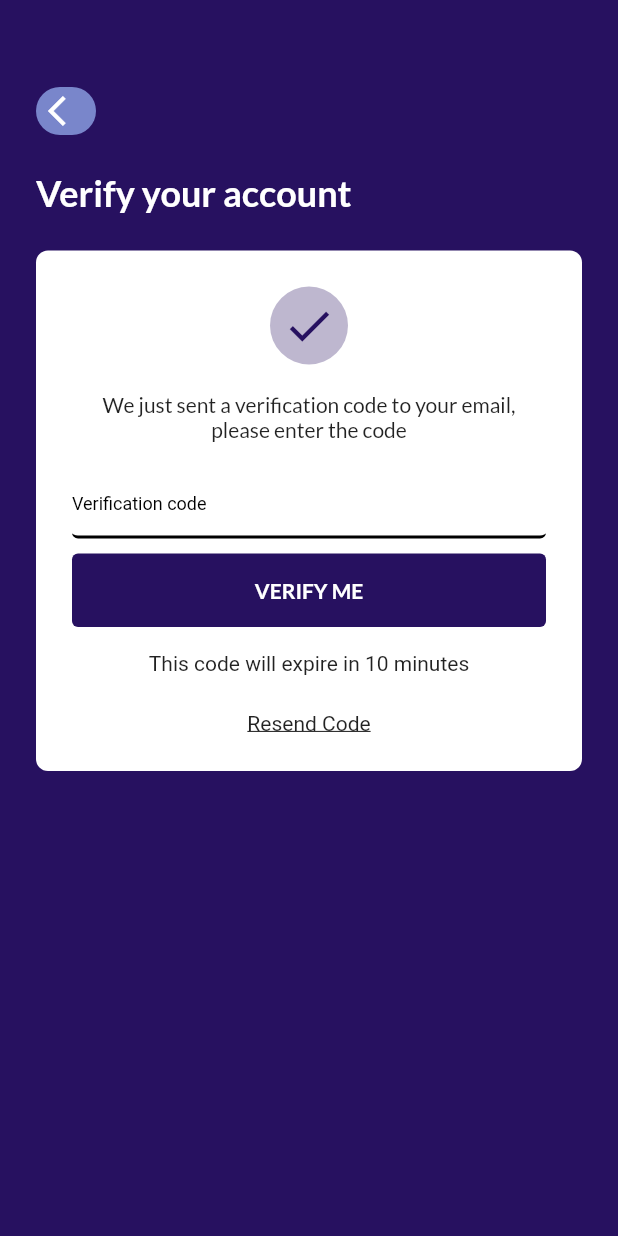
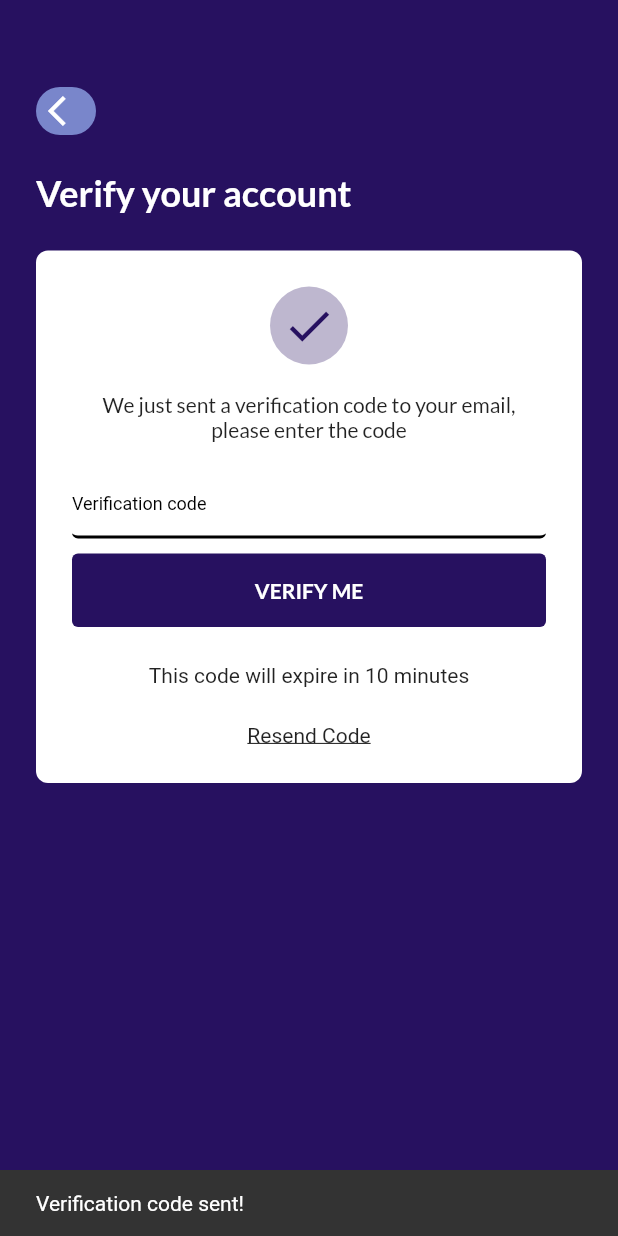
Before and after one commit to iykeprince/hagglex, a Flutter app: the Verify screen opened by its route, on a phone screen of 412 x 824 dp. Run offline on Flutter 3.47's test engine with Material 2 defaults, Android fonts, the phone set to English and light mode, and no system bars; our stand-ins replace google_fonts, graphql_flutter; network calls fail.

Commit message:
Authorization for verifying user fixed

```diff
--- a/lib/gql_operations.dart
+++ b/lib/gql_operations.dart
@@ -23,4 +23,23 @@ class GqlOperation {
         }
       }
   ''';
+
+  static final String SEND_VERIFICATION_CODE = '''
+    query sendCode(\$data: EmailInput) {
+      resendVerificationCode(data: \$data)
+
+    }
+  ''';
+
+  static final String VERIFY_CODE = '''
+    mutation verifyCode(\$data:VerifyUserInput) {
+      verifyUser(data:\$data){
+        token
+        user{
+          username
+          email
+        }
+      }
+    }
+  ''';
 }
--- a/lib/pages/signup.screen.dart
+++ b/lib/pages/signup.screen.dart
@@ -79,6 +79,11 @@ class _SignUpState extends State<SignUp> {
                         print('Completed! Account registration called');
                         print(data);
                         if (data != null) {
+                          String token = data['login']['token'];
+
+                          //save the token to the provider
+                          context.read<AppData>().setToken(token);
+
                           ScaffoldMessenger.of(context).showSnackBar(SnackBar(
                               content: Text(
                                   'Account registration was successful!')));
@@ -223,6 +228,7 @@ class _SignUpState extends State<SignUp> {
                                   ),
                                 );
                               else {
+                                context.read<AppData>().setEmail(email);
                                 setState(() {
                                   _loading = true;
                                 });
--- a/lib/pages/verify.screen.dart
+++ b/lib/pages/verify.screen.dart
@@ -1,8 +1,13 @@
 import 'package:flutter/material.dart';
 import 'package:google_fonts/google_fonts.dart';
+import 'package:graphql_flutter/graphql_flutter.dart';
 import 'package:hagglex/config.dart';
+import 'package:hagglex/gql_operations.dart';
+import 'package:hagglex/main.dart';
+import 'package:hagglex/view_models/app_data.model.dart';
 import 'package:hagglex/widgets/custom_button.dart';
 import 'package:hagglex/widgets/custom_textfield.dart';
+import 'package:provider/provider.dart';
 
 class Verify extends StatefulWidget {
   @override
@@ -11,16 +16,60 @@ class Verify extends StatefulWidget {
 
 class _VerifyState extends State<Verify> {
   TextEditingController _codeController = TextEditingController();
-  int code = 1999;
   bool _loading = false;
 
   @override
+  void initState() {
+    super.initState();
+    AppData appData = Provider.of<AppData>(context, listen: false);
+
+    client.value.query(QueryOptions(
+      document: gql(GqlOperation.SEND_VERIFICATION_CODE),
+      variables: {
+        "data": {"email": appData.email}
+      },
+    ));
+    print('hopefully it ran');
+
+    ScaffoldMessenger.of(context).showSnackBar(
+      SnackBar(
+        content: Text('Verification code sent!'),
+      ),
+    );
+  }
+
+  @override
   Widget build(BuildContext context) {
+    AppData appData = Provider.of<AppData>(context);
     return Scaffold(
       backgroundColor: Color(0xFF271160),
       body: SafeArea(
         child: SingleChildScrollView(
-          child: Padding(
+          child: GraphQLConsumer(
+            builder: (GraphQLClient client) {
+              client.link
+                  .concat(AuthLink(getToken: () => 'Bearer ${appData.token}'));
+              return Mutation(
+                options: MutationOptions(
+                  document: gql(GqlOperation.VERIFY_CODE),
+                  onCompleted: (data) {
+                    if (data != null) {
+                      ScaffoldMessenger.of(context)
+                          .showSnackBar(SnackBar(content: Text('Veified')));
+                      Navigator.pushNamed(context, '/dashboard');
+                      // } else {
+                      //   ScaffoldMessenger.of(context).showSnackBar(
+                      //       SnackBar(content: Text('INvalid CODE')));
+                      // }
+                    }
+                  },
+                  onError: (error) {
+                    var errorMessage = error?.graphqlErrors[0].message;
+                    ScaffoldMessenger.of(context)
+                        .showSnackBar(SnackBar(content: Text('$errorMessage')));
+                  },
+                ),
+                builder: (runMutation, result) => Padding(
                   padding: const EdgeInsets.all(24.0),
                   child: Column(
                     crossAxisAlignment: CrossAxisAlignment.start,
@@ -100,25 +149,30 @@ class _VerifyState extends State<Verify> {
                                 title: 'VERIFY ME',
                                 color: CustomColor.kPrimaryColor,
                                 textColor: Colors.white,
-                          onPressed: () {
+                                onPressed: _loading
+                                    ? null
+                                    : () {
                                         setState(() {
                                           _loading = true;
                                         });
-                            int codeText = int.parse(_codeController.text);
-                            Future.delayed(Duration(seconds: 5000), () {
+                                        int codeText =
+                                            int.parse(_codeController.text);
+
+                                        runMutation({
+                                          "data": {
+                                            "code": codeText,
+                                          }
+                                        });
                                         setState(() {
                                           _loading = false;
                                         });
-                              if (codeText == code) {
-                                ScaffoldMessenger.of(context).showSnackBar(
-                                    SnackBar(content: Text('Veified')));
-                                Navigator.pushNamed(context, '/dashboard');
-                              } else {
-                                ScaffoldMessenger.of(context).showSnackBar(
-                                    SnackBar(content: Text('INvalid CODE')));
-                              }
-                            });
                                       },
+                              ),
+                              SizedBox(height: 8),
+                              Center(
+                                child: _loading
+                                    ? CircularProgressIndicator()
+                                    : Container(),
                               ),
                               SizedBox(height: 16),
                               Text('This code will expire in 10 minutes'),
@@ -136,6 +190,9 @@ class _VerifyState extends State<Verify> {
                     ],
                   ),
                 ),
+              );
+            },
+          ),
         ),
       ),
     );
--- a/lib/view_models/app_data.model.dart
+++ b/lib/view_models/app_data.model.dart
@@ -2,11 +2,25 @@ import 'package:flutter/material.dart';
 
 class AppData extends ChangeNotifier {
   String _country = '';
+  String _email = '';
+  String _token = '';
 
   String get country => _country;
+  String get email => _email;
+  String get token => _token;
 
   void setCountry(String country) {
     _country = country;
     notifyListeners();
   }
+
+  void setEmail(String email) {
+    _email = email;
+    notifyListeners();
+  }
+
+  void setToken(String token) {
+    _token = token;
+    notifyListeners();
+  }
 }
```
Also changed, not shown: lib/pages/signin.screen.dart (+9 -11 lines). Lines whose indentation alone changed are shown as unchanged.
